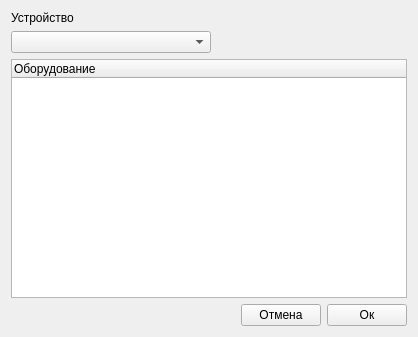
This is deviceselectorform.ui in Balyaev-D-A/MFDB as Qt 5 draws it before an edit. The edited form follows.
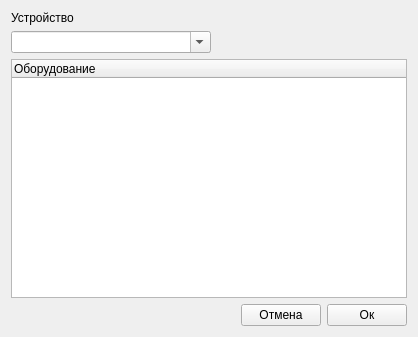
This is the edited form.

What changed in the file:
```diff
--- a/deviceselectorform.ui
+++ b/deviceselectorform.ui
@@ -33,6 +33,9 @@
            <height>0</height>
           </size>
          </property>
+         <property name="editable">
+          <bool>true</bool>
+         </property>
         </widget>
        </item>
       </layout>
```
